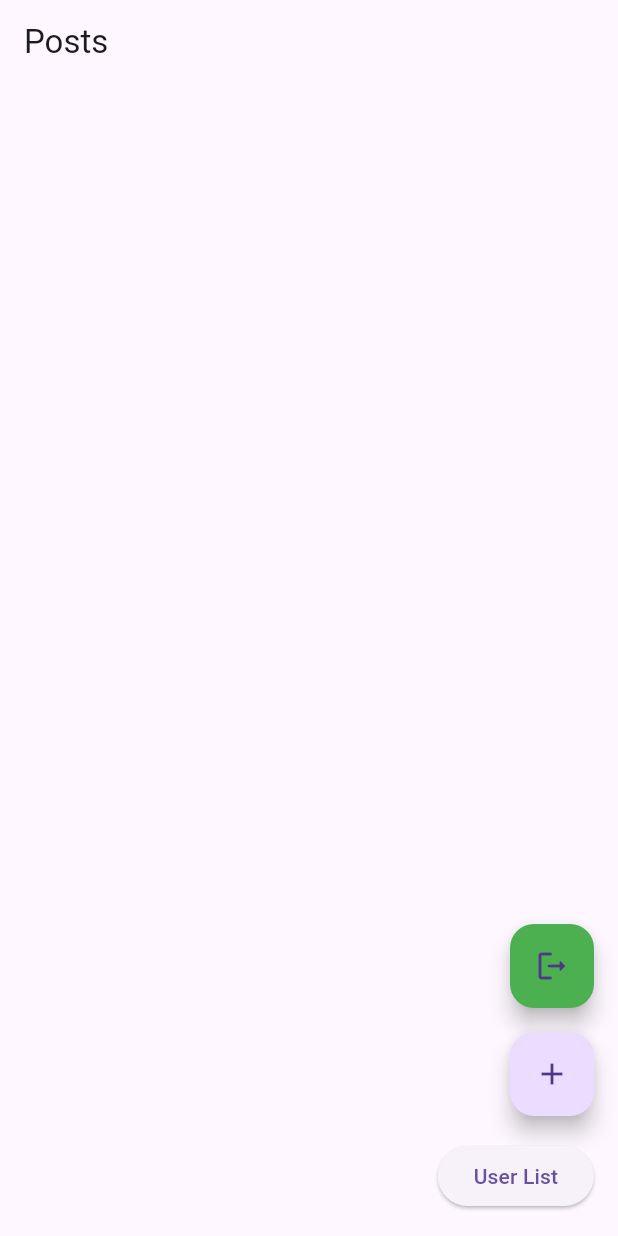
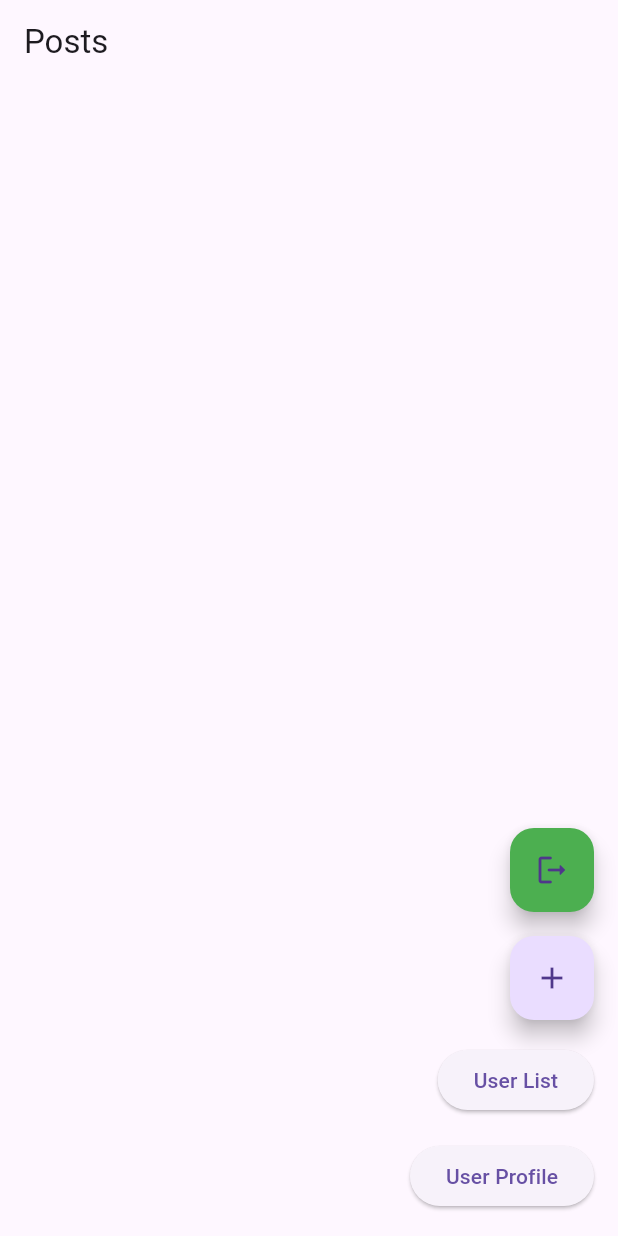
Before and after one commit to acm-projects/CulturePot, a Flutter app: the MyHomePage screen opened directly, on a phone screen of 412 x 824 dp. Run offline on Flutter 3.47's test engine with Material 3 defaults, Android fonts, the light colour scheme and no system bars; our stand-ins replace cloud_firestore, email_validator, firebase_auth, firebase_core, firebase_storage, image_picker and 1 more; accounts and stored records are empty; network calls fail.

Commit message:
testing user data state

```diff
--- a/lib/main.dart
+++ b/lib/main.dart
@@ -1,7 +1,9 @@
 import 'package:cloud_firestore/cloud_firestore.dart';
-import 'package:culture_pot/blank_page.dart';
 import 'package:culture_pot/firebase_options.dart';
+import 'package:culture_pot/models/user.dart';
+import 'package:culture_pot/providers/user_provider.dart';
 import 'package:culture_pot/user_list';
+import 'package:firebase_auth/firebase_auth.dart';
 import 'package:flutter/material.dart';
 import 'package:firebase_auth/firebase_auth.dart';
 import 'package:firebase_core/firebase_core.dart';
@@ -12,15 +14,23 @@ import '../services/firestore.dart';
 import 'package:flutter/foundation.dart' show kIsWeb;
 import 'package:shared_preferences/shared_preferences.dart';
 import 'package:provider/provider.dart';
-import 'forgetPassword.dart';
-import 'signupPage.dart';
 import 'loginPage.dart';
+import 'models/user.dart';
+import 'userProfile.dart';
 
 void main() async {
   WidgetsFlutterBinding.ensureInitialized();
   await Firebase.initializeApp(options: DefaultFirebaseOptions.currentPlatform);
 
-  runApp(MyApp());
+  runApp(
+    MultiProvider(
+      providers: [
+        ChangeNotifierProvider(create: (_) => UserProvider()),
+        // other providers if needed
+      ],
+      child: MyApp(),
+    ),
+  );
 }
 
 class MyApp extends StatelessWidget {
@@ -28,7 +38,6 @@ class MyApp extends StatelessWidget {
   Widget build(BuildContext context) {
     return MaterialApp(
       scaffoldMessengerKey: Utils.messengerKey,
-      // home: LoginPage(),
       home: StreamBuilder(
         stream: FirebaseAuth.instance.authStateChanges(),
         builder: (context, snapshot) {
@@ -106,9 +115,18 @@ class _MyHomePageState extends State<MyHomePage> {
   }
 
   @override
+  void initState() {
+    super.initState();
+    addData();
+  }
+
+  addData() async {
+    UserProvider _userProvider = Provider.of(context, listen: false);
+    await _userProvider.refreshUser();
+  }
+
+  @override
   Widget build(BuildContext context) {
-    final user = FirebaseAuth.instance.currentUser;
-
     return Scaffold(
       appBar: AppBar(
         title: Text('Posts'),
@@ -139,6 +157,16 @@ class _MyHomePageState extends State<MyHomePage> {
               );
             },
             child: Text('User List'),
+          ),
+          SizedBox(height: 16), // Add space between the buttons
+          ElevatedButton(
+            onPressed: () {
+              Navigator.push(
+                context,
+                MaterialPageRoute(builder: (context) => userProfile()),
+              );
+            },
+            child: Text('User Profile'),
           ),
         ],
       ),
--- a/lib/models/user.dart
+++ b/lib/models/user.dart
@@ -1,3 +1,5 @@
+import 'package:cloud_firestore/cloud_firestore.dart';
+
 class User {
   final String email;
   final String uid;
@@ -23,4 +25,17 @@ class User {
         "bio": bio,
         "friends": friends,
       };
+
+  static User fromSnap(DocumentSnapshot snap) {
+    var snapshot = snap.data() as Map<String, dynamic>;
+
+    return User(
+      username: snapshot['username'],
+      uid: snapshot['uid'],
+      email: snapshot['email'],
+      photoUrl: snapshot['photoUrl'],
+      bio: snapshot['bio'],
+      friends: snapshot['friends'],
+    );
+  }
 }
--- /dev/null
+++ b/lib/providers/user_provider.dart
@@ -0,0 +1,16 @@
+import 'package:culture_pot/models/user.dart';
+import 'package:culture_pot/services/auth_methods.dart';
+import 'package:flutter/material.dart';
+
+class UserProvider with ChangeNotifier {
+  User? _user;
+  final AuthMethods _authMethods = AuthMethods();
+
+  User get getUser => _user!;
+
+  Future<void> refreshUser() async {
+    User user = await _authMethods.getUserDetails();
+    _user = user;
+    notifyListeners();
+  }
+}
--- a/lib/services/auth_methods.dart
+++ b/lib/services/auth_methods.dart
@@ -8,6 +8,16 @@ import '../models/user.dart' as model;
 class AuthMethods {
   final FirebaseAuth _auth = FirebaseAuth.instance;
   final FirebaseFirestore _firestore = FirebaseFirestore.instance;
+
+  Future<model.User> getUserDetails() async {
+    User currentUser = _auth.currentUser!;
+
+    DocumentSnapshot snap =
+        await _firestore.collection('users').doc(currentUser.uid).get();
+
+    return model.User.fromSnap(snap);
+  }
+
   // sign up user
   Future<String> signUpUser({
     required String email,
--- /dev/null
+++ b/lib/userProfile.dart
@@ -0,0 +1,34 @@
+import 'package:cloud_firestore/cloud_firestore.dart';
+import 'package:culture_pot/providers/user_provider.dart';
+import 'package:firebase_auth/firebase_auth.dart';
+import 'package:flutter/material.dart';
+import 'package:provider/provider.dart';
+import './main.dart';
+import 'package:culture_pot/models/user.dart' as model;
+
+class userProfile extends StatefulWidget {
+  @override
+  State<userProfile> createState() => _userProfile();
+}
+
+class _userProfile extends State<userProfile> {
+  @override
+  Widget build(BuildContext context) {
+    model.User? user = Provider.of<UserProvider>(context).getUser;
+
+    if (user == null) {
+      // Handle the case where the user is null
+      return Scaffold(
+        body: Center(
+          child: Text('User is null'),
+        ),
+      );
+    }
+
+    return Scaffold(
+      body: Center(
+        child: Text(user.username + user.email + user.bio),
+      ),
+    );
+  }
+}
```
Also changed, not shown: 5 other files.
